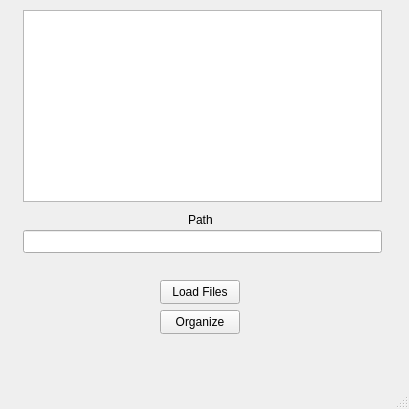
michelmichy7/qtwFile_Organizer, file maingui.ui: the form before one commit.
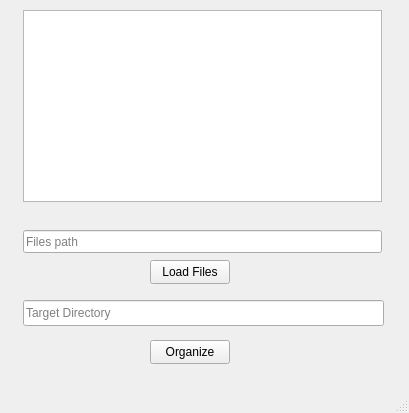
The form after the commit.

Commit message: 1.0: Now Organizing Files to seperate folders

The edit to the form file:
```diff
--- a/maingui.ui
+++ b/maingui.ui
@@ -7,7 +7,7 @@
     <x>0</x>
     <y>0</y>
     <width>409</width>
-    <height>409</height>
+    <height>413</height>
    </rect>
   </property>
   <property name="windowTitle">
@@ -27,8 +27,8 @@
    <widget class="QPushButton" name="btnLoadFiles">
     <property name="geometry">
      <rect>
-      <x>160</x>
-      <y>280</y>
+      <x>150</x>
+      <y>260</y>
       <width>80</width>
       <height>24</height>
      </rect>
@@ -46,31 +46,15 @@
       <height>23</height>
      </rect>
     </property>
-   </widget>
-   <widget class="QLabel" name="label">
-    <property name="geometry">
-     <rect>
-      <x>188</x>
-      <y>210</y>
-      <width>31</width>
-      <height>20</height>
-     </rect>
-    </property>
-    <property name="font">
-     <font>
-      <strikeout>false</strikeout>
-      <kerning>true</kerning>
-     </font>
-    </property>
-    <property name="text">
-     <string>Path</string>
+    <property name="placeholderText">
+     <string>Files path</string>
     </property>
    </widget>
    <widget class="QPushButton" name="btnOrganize">
     <property name="geometry">
      <rect>
-      <x>160</x>
-      <y>310</y>
+      <x>150</x>
+      <y>340</y>
       <width>80</width>
       <height>24</height>
      </rect>
@@ -79,6 +63,19 @@
      <string>Organize</string>
     </property>
    </widget>
+   <widget class="QLineEdit" name="lineTarget">
+    <property name="geometry">
+     <rect>
+      <x>23</x>
+      <y>300</y>
+      <width>361</width>
+      <height>26</height>
+     </rect>
+    </property>
+    <property name="placeholderText">
+     <string>Target Directory</string>
+    </property>
+   </widget>
   </widget>
   <widget class="QMenuBar" name="menubar">
    <property name="geometry">
```
Left out of the diff: 4 changed lines with no effect on the pictures. The commit also changes 2 other files.
